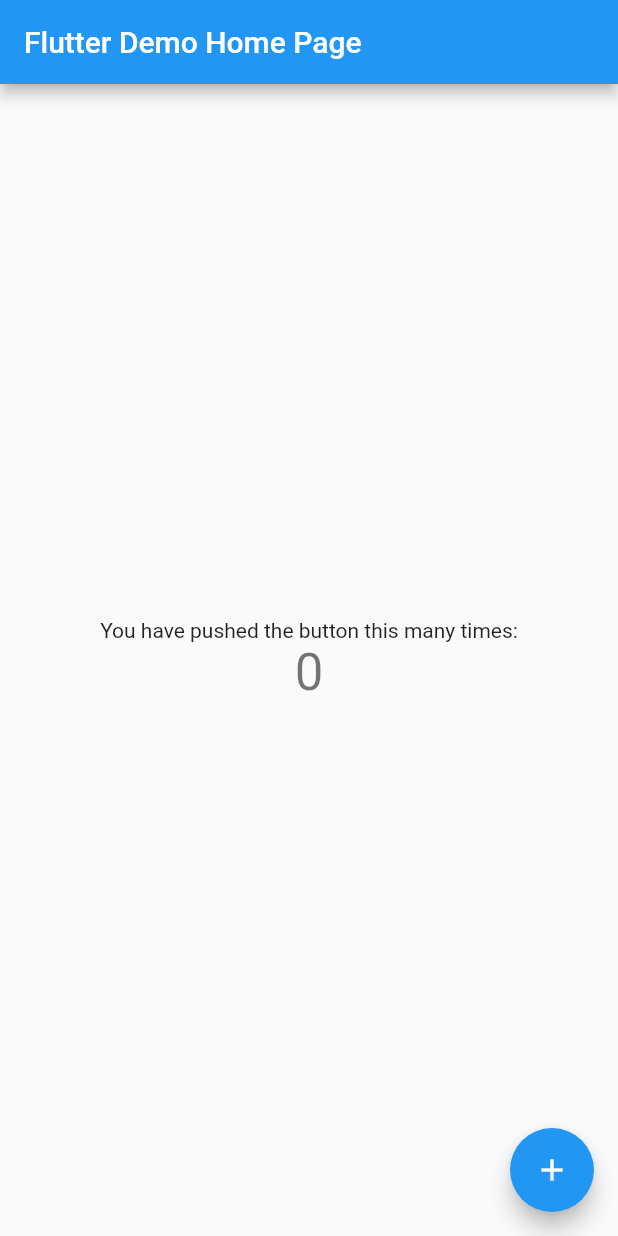
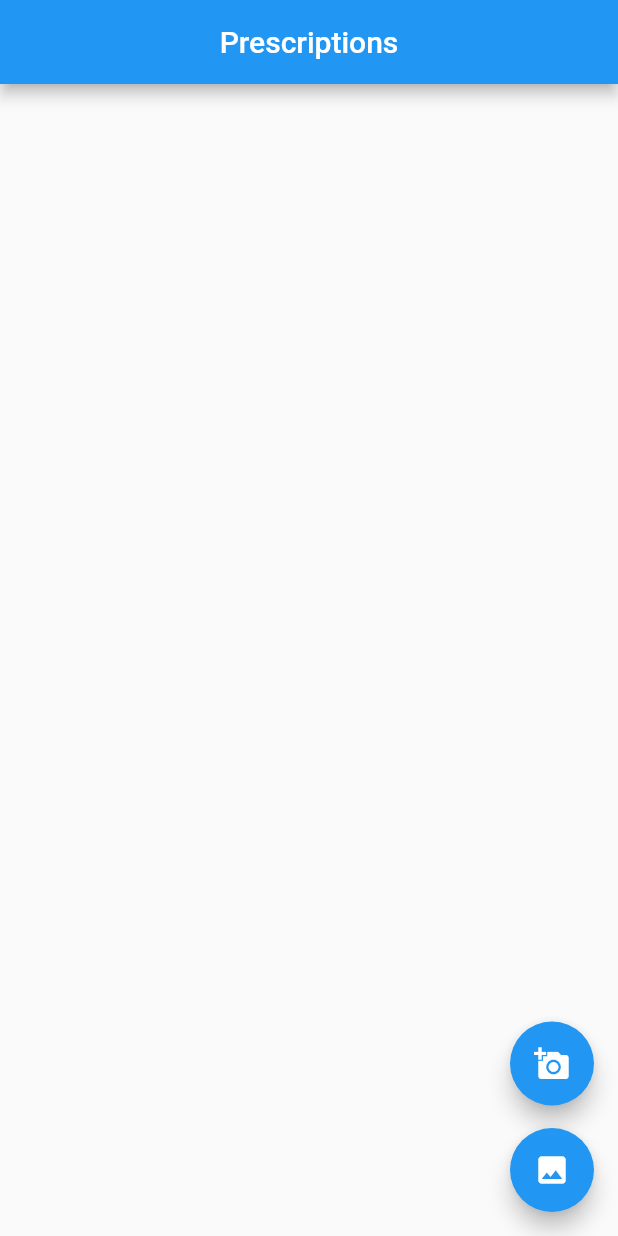
Before and after one commit to sgarg15/PharmacyApp, a Flutter app: the screen it shows after launch, on a phone screen of 412 x 824 dp. Run offline on Flutter 3.47's test engine with Material 2 defaults, Android fonts, the phone set to English and light mode, and no system bars.

Commit message:
:lipstick:added main page UI

```diff
--- a/pharmacy_app/lib/main.dart
+++ b/pharmacy_app/lib/main.dart
@@ -1,117 +1,64 @@
 import 'package:flutter/material.dart';
 
-void main() {
-  runApp(MyApp());
+void main() async {
+  runApp(PharmacyApp());
 }
 
-class MyApp extends StatelessWidget {
+class PharmacyApp extends StatelessWidget {
   // This widget is the root of your application.
   @override
   Widget build(BuildContext context) {
     return MaterialApp(
-      title: 'Flutter Demo',
+      title: 'Prescriptions',
       theme: ThemeData(
-        // This is the theme of your application.
-        //
-        // Try running your application with "flutter run". You'll see the
-        // application has a blue toolbar. Then, without quitting the app, try
-        // changing the primarySwatch below to Colors.green and then invoke
-        // "hot reload" (press "r" in the console where you ran "flutter run",
-        // or simply save your changes to "hot reload" in a Flutter IDE).
-        // Notice that the counter didn't reset back to zero; the application
-        // is not restarted.
         primarySwatch: Colors.blue,
-        // This makes the visual density adapt to the platform that you run
-        // the app on. For desktop platforms, the controls will be smaller and
-        // closer together (more dense) than on mobile platforms.
-        visualDensity: VisualDensity.adaptivePlatformDensity,
       ),
-      home: MyHomePage(title: 'Flutter Demo Home Page'),
+      home: PrescriptionsPage(),
     );
   }
 }
 
-class MyHomePage extends StatefulWidget {
-  MyHomePage({Key key, this.title}) : super(key: key);
-
-  // This widget is the home page of your application. It is stateful, meaning
-  // that it has a State object (defined below) that contains fields that affect
-  // how it looks.
-
-  // This class is the configuration for the state. It holds the values (in this
-  // case the title) provided by the parent (in this case the App widget) and
-  // used by the build method of the State. Fields in a Widget subclass are
-  // always marked "final".
-
-  final String title;
-
+class PrescriptionsPage extends StatefulWidget {
   @override
-  _MyHomePageState createState() => _MyHomePageState();
+  _PrescriptionsPageState createState() => _PrescriptionsPageState();
 }
 
-class _MyHomePageState extends State<MyHomePage> {
-  int _counter = 0;
-
-  void _incrementCounter() {
-    setState(() {
-      // This call to setState tells the Flutter framework that something has
-      // changed in this State, which causes it to rerun the build method below
-      // so that the display can reflect the updated values. If we changed
-      // _counter without calling setState(), then the build method would not be
-      // called again, and so nothing would appear to happen.
-      _counter++;
-    });
-  }
-
+class _PrescriptionsPageState extends State<PrescriptionsPage> {
   @override
   Widget build(BuildContext context) {
-    // This method is rerun every time setState is called, for instance as done
-    // by the _incrementCounter method above.
-    //
-    // The Flutter framework has been optimized to make rerunning build methods
-    // fast, so that you can just rebuild anything that needs updating rather
-    // than having to individually change instances of widgets.
+    final GlobalKey<ScaffoldState> _scaffoldKey =
+        new GlobalKey<ScaffoldState>();
     return Scaffold(
+      key: _scaffoldKey,
       appBar: AppBar(
-        // Here we take the value from the MyHomePage object that was created by
-        // the App.build method, and use it to set our appbar title.
-        title: Text(widget.title),
+        title: Text("Prescriptions"),
+        centerTitle: true,
       ),
-      body: Center(
-        // Center is a layout widget. It takes a single child and positions it
-        // in the middle of the parent.
-        child: Column(
-          // Column is also a layout widget. It takes a list of children and
-          // arranges them vertically. By default, it sizes itself to fit its
-          // children horizontally, and tries to be as tall as its parent.
-          //
-          // Invoke "debug painting" (press "p" in the console, choose the
-          // "Toggle Debug Paint" action from the Flutter Inspector in Android
-          // Studio, or the "Toggle Debug Paint" command in Visual Studio Code)
-          // to see the wireframe for each widget.
-          //
-          // Column has various properties to control how it sizes itself and
-          // how it positions its children. Here we use mainAxisAlignment to
-          // center the children vertically; the main axis here is the vertical
-          // axis because Columns are vertical (the cross axis would be
-          // horizontal).
-          mainAxisAlignment: MainAxisAlignment.center,
-          children: <Widget>[
-            Text(
-              'You have pushed the button this many times:',
-            ),
-            Text(
-              '$_counter',
-              style: Theme.of(context).textTheme.headline4,
-            ),
-          ],
-        ),
+      floatingActionButton: Column(
+        mainAxisAlignment: MainAxisAlignment.end,
+        crossAxisAlignment: CrossAxisAlignment.center,
+        children: [
+          FloatingActionButton(
+            tooltip: "Add Image",
+            child: Icon(Icons.add_a_photo),
+            heroTag: "AddImageTag",
+            onPressed: () {
+              // ToDo: Open Image Gallery and Pick Photo
+            },
+          ),
+          SizedBox(
+            height: 15,
+          ),
+          FloatingActionButton(
+            tooltip: "View Uploaded Images",
+            child: Icon(Icons.image),
+            heroTag: "UploadedImagesTag",
+            onPressed: () {
+              //ToDo: Go to second page to view images on Firebase Storage
+            },
+          ),
+        ],
       ),
-      floatingActionButton: FloatingActionButton(
-        onPressed: _incrementCounter,
-        tooltip: 'Increment',
-        child: Icon(Icons.add),
-      ), // This trailing comma makes auto-formatting nicer for build methods.
     );
   }
 }
```
Also changed, not shown: pharmacy_app/pubspec.yaml (+8 -0 lines), 4 other files.
